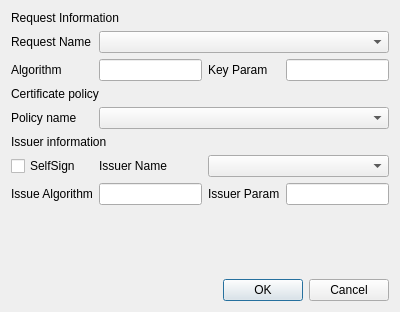
Qt form CAMan/make_cert_dlg.ui (jykim74/CertMan) before a commit.
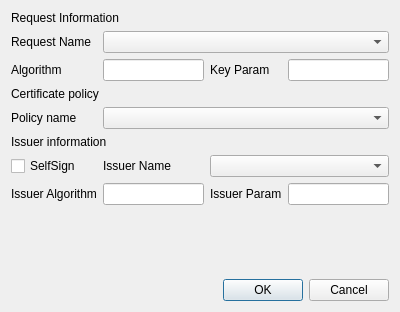
The same form after that commit.

```diff
--- a/CAMan/make_cert_dlg.ui
+++ b/CAMan/make_cert_dlg.ui
@@ -94,7 +94,7 @@
    <item row="7" column="0">
     <widget class="QLabel" name="label_9">
      <property name="text">
-      <string>Issue Algorithm</string>
+      <string>Issuer Algorithm</string>
      </property>
     </widget>
    </item>
```
